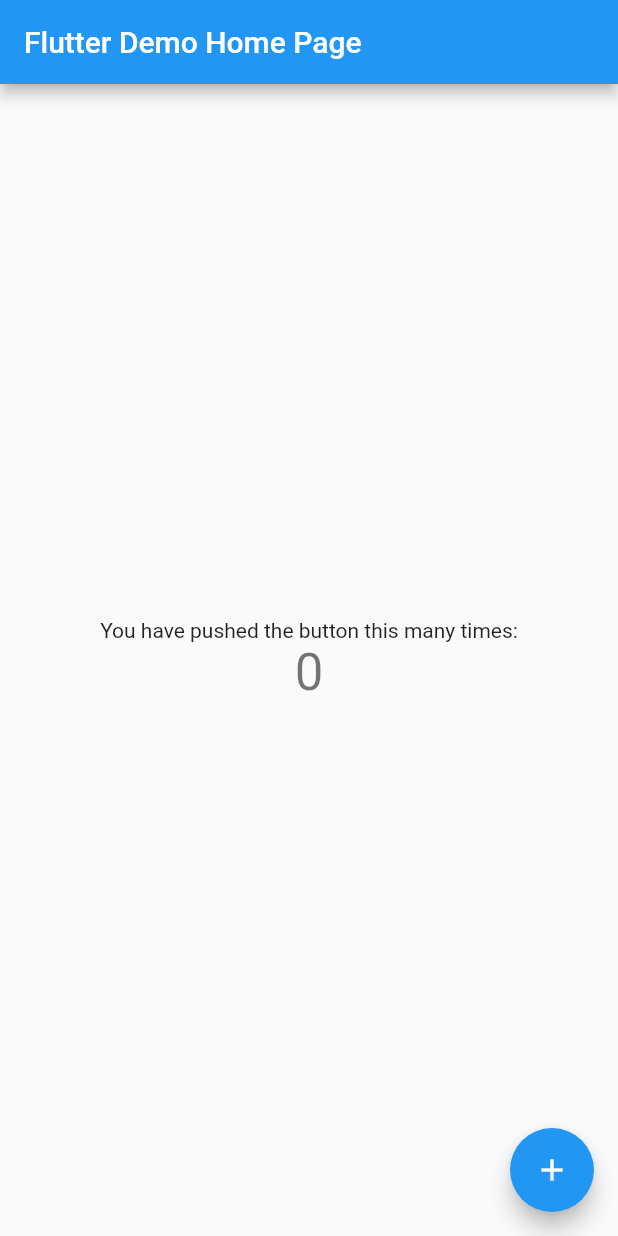
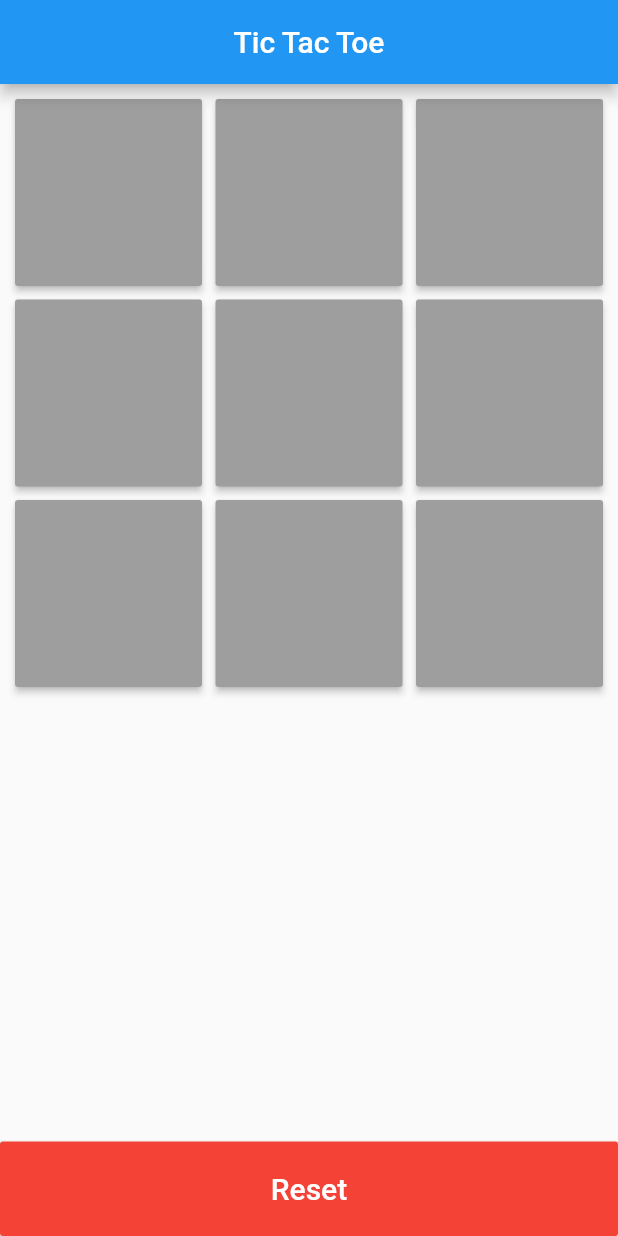
Before and after one commit to DipanshKhandelwal/tic_tac_toe, a Flutter app: the screen it shows after launch, on a phone screen of 412 x 824 dp. Run offline on Flutter 3.47's test engine with Material 2 defaults, Android fonts, the phone set to English and light mode, and no system bars.

Commit message:
Add minimal tic tac toe

```diff
--- a/lib/main.dart
+++ b/lib/main.dart
@@ -1,111 +1,151 @@
 import 'package:flutter/material.dart';
 
-void main() => runApp(MyApp());
+void main() => runApp(new MyApp());
 
 class MyApp extends StatelessWidget {
-  // This widget is the root of your application.
   @override
   Widget build(BuildContext context) {
-    return MaterialApp(
-      title: 'Flutter Demo',
-      theme: ThemeData(
-        // This is the theme of your application.
-        //
-        // Try running your application with "flutter run". You'll see the
-        // application has a blue toolbar. Then, without quitting the app, try
-        // changing the primarySwatch below to Colors.green and then invoke
-        // "hot reload" (press "r" in the console where you ran "flutter run",
-        // or simply save your changes to "hot reload" in a Flutter IDE).
-        // Notice that the counter didn't reset back to zero; the application
-        // is not restarted.
-        primarySwatch: Colors.blue,
-      ),
-      home: MyHomePage(title: 'Flutter Demo Home Page'),
+    return new MaterialApp(
+      home: new Game(),
     );
   }
 }
 
-class MyHomePage extends StatefulWidget {
-  MyHomePage({Key key, this.title}) : super(key: key);
+class Game extends StatefulWidget {
+  @override
+  _GameState createState() => new _GameState();
+}
 
-  // This widget is the home page of your application. It is stateful, meaning
-  // that it has a State object (defined below) that contains fields that affect
-  // how it looks.
-
-  // This class is the configuration for the state. It holds the values (in this
-  // case the title) provided by the parent (in this case the App widget) and
-  // used by the build method of the State. Fields in a Widget subclass are
-  // always marked "final".
-
-  final String title;
+class _GameState extends State<Game> {
+  List<Button> btns;
+  var p1,p2,active;
 
   @override
-  _MyHomePageState createState() => _MyHomePageState();
-}
+  void initState() {
+    super.initState();
+    btns = init();
+  }
 
-class _MyHomePageState extends State<MyHomePage> {
-  int _counter = 0;
+  List<Button> init() {
+    p1 = new List();
+    p2 = new List();
+    active = 1;
 
-  void _incrementCounter() {
+    var buttons = new List<Button>.generate(9, (int index) => Button(id: index));
+    return buttons;
+  }
+
+  void playGame(Button gb) {
     setState(() {
-      // This call to setState tells the Flutter framework that something has
-      // changed in this State, which causes it to rerun the build method below
-      // so that the display can reflect the updated values. If we changed
-      // _counter without calling setState(), then the build method would not be
-      // called again, and so nothing would appear to happen.
-      _counter++;
+      if (active == 1) {
+        gb.text = "X";
+        gb.bg = Colors.red;
+        active = 2;
+        p1.add(gb.id);
+      } else {
+        gb.text = "0";
+        gb.bg = Colors.blue;
+        active = 1;
+        p2.add(gb.id);
+      }
+      gb.enabled = false;
+      int winner = checkWinner();
+      if (winner == -1) {
+        if (btns.every((p) => p.text != "")) {
+          dialog("Game Tie !!");
+        }
+      }
     });
+  }
+
+  bool chk(p,a,b,c) {
+    return p.contains(a) && p.contains(b) && p.contains(c);
+  }
+
+  int checkWinner() {
+    var winner = -1;
+    if(chk(p1,0,1,2) || chk(p1,3,4,5) || chk(p1,6,7,8) ||
+        chk(p1,0,3,6) || chk(p1,1,4,7) || chk(p1,2,5,8) ||
+        chk(p1,0,4,8) || chk(p1,2,4,6)) { winner = 1; }
+
+    if(chk(p2,0,1,2) || chk(p2,3,4,5) || chk(p2,6,7,8) ||
+        chk(p2,0,3,6) || chk(p2,1,4,7) || chk(p2,2,5,8) ||
+        chk(p2,0,4,8) || chk(p2,2,4,6)) { winner = 2; }
+
+    if (winner != -1) { dialog("Player $winner Won !!"); }
+    return winner;
+  }
+
+  void reset() {
+    if (Navigator.canPop(context)) Navigator.pop(context);
+    setState(() { btns = init(); });
+  }
+
+  void dialog(text) {
+    showDialog( context: context,
+        builder: (_) => new AlertDialog(
+          title: new Text(text),
+          actions: <Widget>[
+            new FlatButton(
+              onPressed: reset,
+              color: Colors.white,
+              child: new Text("Reset"),
+            )],
+        )
+    );
   }
 
   @override
   Widget build(BuildContext context) {
-    // This method is rerun every time setState is called, for instance as done
-    // by the _incrementCounter method above.
-    //
-    // The Flutter framework has been optimized to make rerunning build methods
-    // fast, so that you can just rebuild anything that needs updating rather
-    // than having to individually change instances of widgets.
-    return Scaffold(
-      appBar: AppBar(
-        // Here we take the value from the MyHomePage object that was created by
-        // the App.build method, and use it to set our appbar title.
-        title: Text(widget.title),
-      ),
-      body: Center(
-        // Center is a layout widget. It takes a single child and positions it
-        // in the middle of the parent.
-        child: Column(
-          // Column is also layout widget. It takes a list of children and
-          // arranges them vertically. By default, it sizes itself to fit its
-          // children horizontally, and tries to be as tall as its parent.
-          //
-          // Invoke "debug painting" (press "p" in the console, choose the
-          // "Toggle Debug Paint" action from the Flutter Inspector in Android
-          // Studio, or the "Toggle Debug Paint" command in Visual Studio Code)
-          // to see the wireframe for each widget.
-          //
-          // Column has various properties to control how it sizes itself and
-          // how it positions its children. Here we use mainAxisAlignment to
-          // center the children vertically; the main axis here is the vertical
-          // axis because Columns are vertical (the cross axis would be
-          // horizontal).
-          mainAxisAlignment: MainAxisAlignment.center,
+    return new Scaffold(
+        appBar: new AppBar(
+          title: new Center(
+            child: Text("Tic Tac Toe"),
+          ),
+        ),
+        body: new Column(
+          mainAxisAlignment: MainAxisAlignment.start,
+          crossAxisAlignment: CrossAxisAlignment.stretch,
           children: <Widget>[
-            Text(
-              'You have pushed the button this many times:',
+            new Expanded(
+              child: new GridView.builder(
+                padding: const EdgeInsets.all(10.0),
+                gridDelegate: new SliverGridDelegateWithFixedCrossAxisCount(
+                    crossAxisCount: 3,
+                    childAspectRatio: 1.0,
+                    crossAxisSpacing: 9.0,
+                    mainAxisSpacing: 9.0),
+                itemCount: btns.length,
+                itemBuilder: (context, i) => new SizedBox(
+                  width: 100.0,
+                  height: 100.0,
+                  child: new RaisedButton(
+                    padding: const EdgeInsets.all(8.0),
+                    onPressed: btns[i].enabled
+                        ? () => playGame(btns[i])
+                        : null,
+                    child: new Text( btns[i].text,
+                        style: new TextStyle(
+                            color: Colors.white, fontSize: 20.0) ),
+                    color: btns[i].bg,
+                    disabledColor: btns[i].bg,
+                  ),
+                ),
+              ),
             ),
-            Text(
-              '$_counter',
-              style: Theme.of(context).textTheme.display1,
-            ),
+            new RaisedButton(
+              child: new Text( "Reset",
+                  style: new TextStyle(color: Colors.white, fontSize: 20.0) ),
+              color: Colors.red,
+              padding: const EdgeInsets.all(20.0),
+              onPressed: reset,
+            )
           ],
-        ),
-      ),
-      floatingActionButton: FloatingActionButton(
-        onPressed: _incrementCounter,
-        tooltip: 'Increment',
-        child: Icon(Icons.add),
-      ), // This trailing comma makes auto-formatting nicer for build methods.
-    );
+        ));
   }
 }
+
+class Button {
+  final id; String text; Color bg; bool enabled;
+  Button({this.id, this.text = "", this.bg = Colors.grey, this.enabled = true});
+}
```
